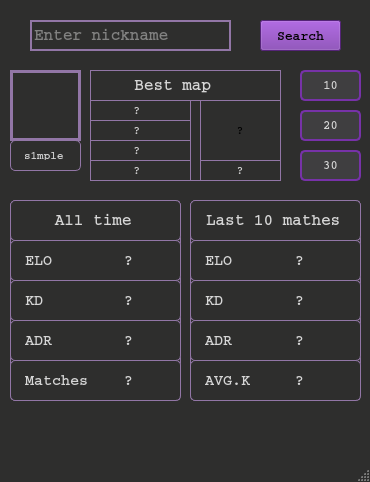
The window that mainwindow.ui (vixPP/FaceitStatsWidjet) describes before a commit, drawn with Qt 5.
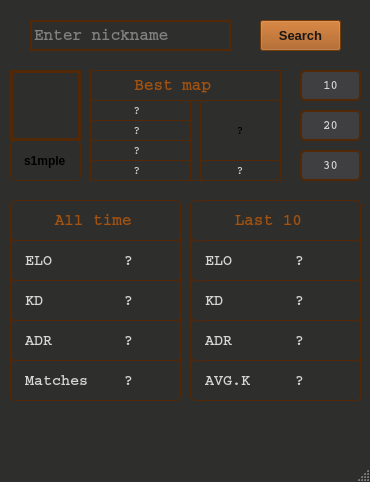
The same window after the commit.

```diff
--- a/mainwindow.ui
+++ b/mainwindow.ui
@@ -43,7 +43,7 @@
      <string notr="true">QFrame
 {
 background-color: #2e2e2d;
-          border: 1px solid #9276a6;
+          border: 1px solid #522806;
            border-radius: 5px;
            padding: 10px;
 }  </string>
@@ -74,7 +74,7 @@
       <string notr="true">QLabel
 
 {
-color: rgb(214, 214, 214);
+color: #a3520f;
 }
 </string>
      </property>
@@ -207,13 +207,13 @@
       <x>10</x>
       <y>140</y>
       <width>71</width>
-      <height>31</height>
+      <height>41</height>
      </rect>
     </property>
     <property name="font">
      <font>
-      <family>Courier</family>
-      <pointsize>8</pointsize>
+      <family>Arial</family>
+      <pointsize>9</pointsize>
       <bold>true</bold>
      </font>
     </property>
@@ -221,10 +221,10 @@
      <string notr="true">QLabel
 {
 background-color: #2e2e2d;
-          border: 1px solid #9276a6;
+          border: 1px solid #522806;
            border-radius: 5px;
            padding: 10px;
-color: rgb(214, 214, 214);
+
 }  </string>
     </property>
     <property name="text">
@@ -244,7 +244,7 @@
      <string notr="true">QLabel
 {
 background-color: #2e2e2d;
-          border: 3px solid #9276a6;
+          border: 3px solid #522806;
            
            
 }  </string>
@@ -266,7 +266,7 @@
      <string notr="true">QFrame
 {
 background-color: #2e2e2d;
-          border: 1px solid#9276a6;
+          border: 1px solid#522806;
            border-radius: 5px;
            padding: 10px;
 }  </string>
@@ -297,12 +297,12 @@
       <string notr="true">QLabel
 
 {
-color: rgb(214, 214, 214);
+color: #a3520f;
 }
 </string>
      </property>
      <property name="text">
-      <string>Last 10 mathes</string>
+      <string>   Last 10 </string>
      </property>
     </widget>
     <widget class="QLabel" name="text_KD_LastMatches">
@@ -443,7 +443,7 @@
      <string notr="true">QPushButton 
 {
 background-color: #3f3e40;
-          border: 2px solid #7732a8;
+          border: 2px solid  #522806;
            border-radius: 5px;
            
 color: rgb(214, 214, 214);
@@ -472,7 +472,7 @@
      <string notr="true">QFrame
 {
 background-color: #2e2e2d;
-          border: 1px solid #9276a6;
+          border: 1px solid #522806;
            
            
 }  </string>
@@ -543,7 +543,7 @@
       <string notr="true">QLabel
 
 {
-color: rgb(214, 214, 214);
+color: #a3520f;
 }
 </string>
      </property>
@@ -711,7 +711,7 @@
      <string notr="true">QPushButton 
 {
 background-color: #3f3e40;
-          border: 2px solid #7732a8;
+          border: 2px solid #522806;
            border-radius: 5px;
            
 color: rgb(214, 214, 214);
@@ -746,7 +746,7 @@
      <string notr="true">QPushButton 
 {
 background-color: #3f3e40;
-          border: 2px solid #7732a8;
+          border: 2px solid #522806;
            border-radius: 5px;
            
 color: rgb(214, 214, 214);
@@ -773,7 +773,7 @@
     </property>
     <property name="font">
      <font>
-      <family>Courier</family>
+      <family>Arial</family>
       <pointsize>10</pointsize>
       <bold>true</bold>
      </font>
@@ -781,8 +781,8 @@
     <property name="styleSheet">
      <string notr="true">QPushButton 
 {
-	background-color: #7732a8;  
-	color rgb(214, 214, 214);  
+	background-color: #a3520f;  
+	color: #1a1715;  
 	
 }
 
@@ -817,7 +817,7 @@
      <string notr="true">QLineEdit
 {
 background-color: #2e2e2d;
-          border: 2px solid #9276a6;
+          border: 2px solid #522806;
            
           
 color: rgb(214, 214, 214);
```
